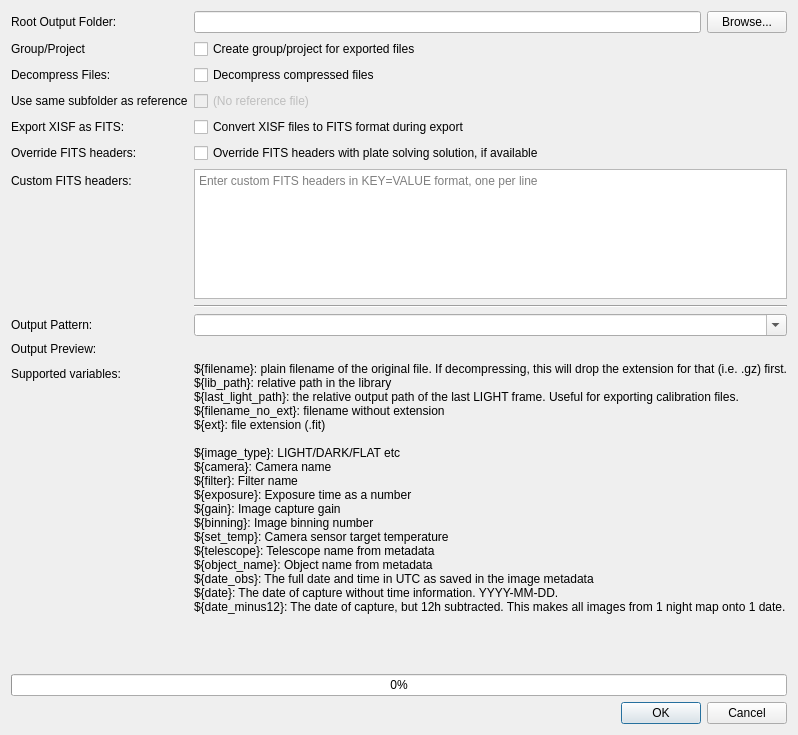
First picture: the form in photonfinder/ui/ExportDialog.ui, repository bcolyn/PhotonFinder, before the edit.
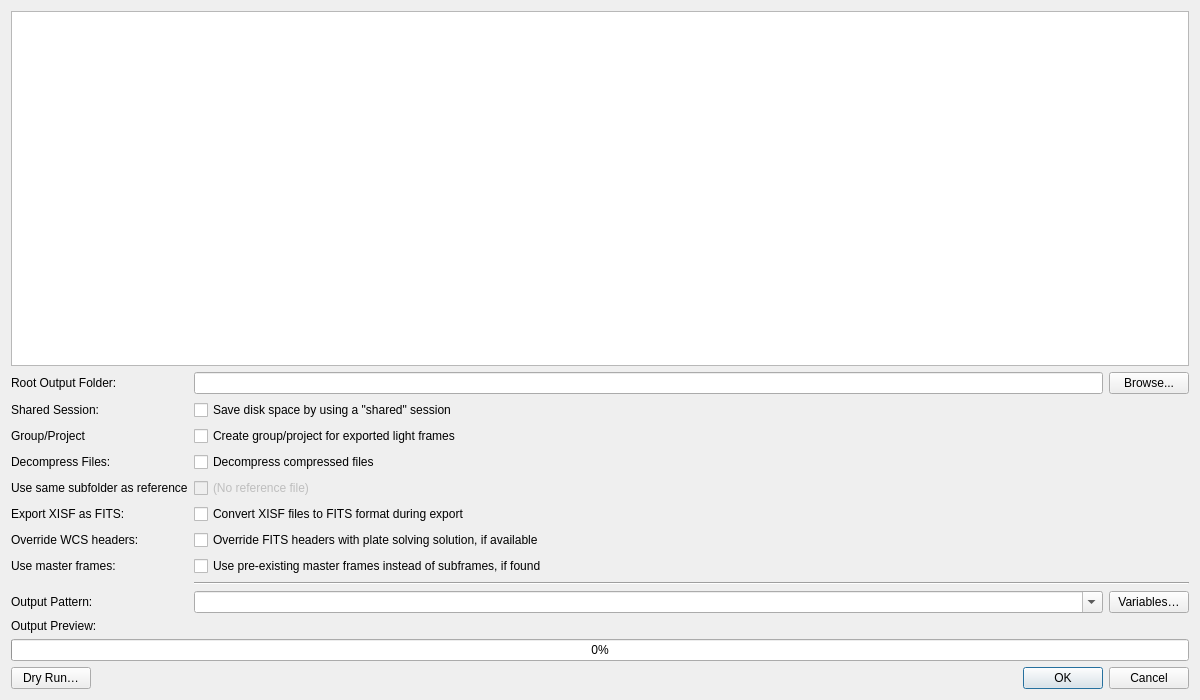
Second picture: the form after the edit.

Commit message: Redesign of export functionality, automatically search for suitable calibration frames

What changed in the file:
```diff
--- a/photonfinder/ui/ExportDialog.ui
+++ b/photonfinder/ui/ExportDialog.ui
@@ -6,14 +6,27 @@
    <rect>
     <x>0</x>
     <y>0</y>
-    <width>788</width>
-    <height>735</height>
+    <width>1200</width>
+    <height>700</height>
    </rect>
   </property>
   <property name="windowTitle">
    <string>Export Images</string>
   </property>
   <layout class="QVBoxLayout" name="verticalLayout">
+   <item>
+    <widget class="QTableWidget" name="calibrationTable">
+     <property name="minimumSize">
+      <size>
+       <width>0</width>
+       <height>150</height>
+      </size>
+     </property>
+     <property name="alternatingRowColors">
+      <bool>true</bool>
+     </property>
+    </widget>
+   </item>
    <item>
     <layout class="QFormLayout" name="formLayout">
      <item row="0" column="0">
@@ -37,6 +50,34 @@
        </item>
       </layout>
      </item>
+     <item row="1" column="0">
+      <widget class="QLabel" name="label_shared">
+       <property name="text">
+        <string>Shared Session:</string>
+       </property>
+      </widget>
+     </item>
+     <item row="1" column="1">
+      <widget class="QCheckBox" name="sharedSessionCheckBox">
+       <property name="text">
+        <string>Save disk space by using a "shared" session</string>
+       </property>
+      </widget>
+     </item>
+     <item row="2" column="0">
+      <widget class="QLabel" name="label_11">
+       <property name="text">
+        <string>Group/Project</string>
+       </property>
+      </widget>
+     </item>
+     <item row="2" column="1">
+      <widget class="QCheckBox" name="createGroupCheckBox">
+       <property name="text">
+        <string>Create group/project for exported light frames</string>
+       </property>
+      </widget>
+     </item>
      <item row="3" column="0">
       <widget class="QLabel" name="label_2">
        <property name="text">
@@ -85,7 +126,7 @@
      <item row="6" column="0">
       <widget class="QLabel" name="label_9">
        <property name="text">
-        <string>Override FITS headers:</string>
+        <string>Override WCS headers:</string>
        </property>
       </widget>
      </item>
@@ -99,14 +140,21 @@
      <item row="7" column="0">
       <widget class="QLabel" name="label_10">
        <property name="text">
-        <string>Custom FITS headers:</string>
+        <string>Use master frames:</string>
        </property>
       </widget>
      </item>
      <item row="7" column="1">
-      <widget class="QPlainTextEdit" name="customHeadersTextEdit">
-       <property name="placeholderText">
-        <string>Enter custom FITS headers in KEY=VALUE format, one per line</string>
+      <widget class="QCheckBox" name="useMasterCheckBox">
+       <property name="text">
+        <string>Use pre-existing master frames instead of subframes, if found</string>
+       </property>
+      </widget>
+     </item>
+     <item row="8" column="1">
+      <widget class="Line" name="line">
+       <property name="orientation">
+        <enum>Qt::Orientation::Horizontal</enum>
        </property>
       </widget>
      </item>
@@ -118,54 +166,28 @@
       </widget>
      </item>
      <item row="9" column="1">
-      <widget class="QComboBox" name="patternComboBox">
-       <property name="editable">
-        <bool>true</bool>
-       </property>
-      </widget>
-     </item>
-     <item row="13" column="1">
-      <widget class="QLabel" name="label_5">
-       <property name="text">
-        <string>${filename}: plain filename of the original file. If decompressing, this will drop the extension for that (i.e. .gz) first.
-${lib_path}: relative path in the library
-${last_light_path}: the relative output path of the last LIGHT frame. Useful for exporting calibration files.
-${filename_no_ext}: filename without extension
-${ext}: file extension (.fit)
-
-${image_type}: LIGHT/DARK/FLAT etc
-${camera}: Camera name
-${filter}: Filter name
-${exposure}: Exposure time as a number
-${gain}: Image capture gain
-${binning}: Image binning number
-${set_temp}: Camera sensor target temperature
-${telescope}: Telescope name from metadata
-${object_name}: Object name from metadata
-${date_obs}: The full date and time in UTC as saved in the image metadata
-${date}: The date of capture without time information. YYYY-MM-DD.
-${date_minus12}: The date of capture, but 12h subtracted. This makes all images from 1 night map onto 1 date.
-
-</string>
-       </property>
-       <property name="textInteractionFlags">
-        <set>Qt::TextInteractionFlag::TextSelectableByMouse</set>
-       </property>
-      </widget>
-     </item>
-     <item row="13" column="0">
-      <widget class="QLabel" name="label_6">
-       <property name="text">
-        <string>Supported variables:</string>
-       </property>
-      </widget>
-     </item>
-     <item row="10" column="1">
-      <widget class="QLabel" name="outputPreview">
-       <property name="text">
-        <string/>
-       </property>
-      </widget>
+      <layout class="QHBoxLayout" name="patternLayout">
+       <item>
+        <widget class="QComboBox" name="patternComboBox">
+         <property name="sizePolicy">
+          <sizepolicy hsizetype="Expanding" vsizetype="Fixed">
+           <horstretch>1</horstretch>
+           <verstretch>0</verstretch>
+          </sizepolicy>
+         </property>
+         <property name="editable">
+          <bool>true</bool>
+         </property>
+        </widget>
+       </item>
+       <item>
+        <widget class="QPushButton" name="variablesButton">
+         <property name="text">
+          <string>Variables…</string>
+         </property>
+        </widget>
+       </item>
+      </layout>
      </item>
      <item row="10" column="0">
       <widget class="QLabel" name="label_4">
@@ -174,74 +196,15 @@
        </property>
       </widget>
      </item>
-     <item row="8" column="1">
-      <widget class="Line" name="line">
-       <property name="orientation">
-        <enum>Qt::Orientation::Horizontal</enum>
-       </property>
-      </widget>
-     </item>
-     <item row="14" column="1">
-      <spacer name="verticalSpacer_3">
-       <property name="orientation">
-        <enum>Qt::Orientation::Vertical</enum>
-       </property>
-       <property name="sizeType">
-        <enum>QSizePolicy::Policy::Fixed</enum>
-       </property>
-       <property name="sizeHint" stdset="0">
-        <size>
-         <width>20</width>
-         <height>20</height>
-        </size>
-       </property>
-      </spacer>
-     </item>
-     <item row="14" column="0">
-      <spacer name="verticalSpacer_2">
-       <property name="orientation">
-        <enum>Qt::Orientation::Vertical</enum>
-       </property>
-       <property name="sizeType">
-        <enum>QSizePolicy::Policy::Fixed</enum>
-       </property>
-       <property name="sizeHint" stdset="0">
-        <size>
-         <width>20</width>
-         <height>20</height>
-        </size>
-       </property>
-      </spacer>
-     </item>
-     <item row="2" column="0">
-      <widget class="QLabel" name="label_11">
+     <item row="10" column="1">
+      <widget class="QLabel" name="outputPreview">
        <property name="text">
-        <string>Group/Project</string>
-       </property>
-      </widget>
-     </item>
-     <item row="2" column="1">
-      <widget class="QCheckBox" name="createGroupCheckBox">
-       <property name="text">
-        <string>Create group/project for exported files</string>
+        <string/>
        </property>
       </widget>
      </item>
     </layout>
    </item>
-   <item>
-    <spacer name="verticalSpacer">
-     <property name="orientation">
-      <enum>Qt::Orientation::Vertical</enum>
-     </property>
-     <property name="sizeHint" stdset="0">
-      <size>
-       <width>20</width>
-       <height>40</height>
-      </size>
-     </property>
-    </spacer>
-   </item>
    <item>
     <widget class="QProgressBar" name="progressBar">
      <property name="value">
@@ -250,14 +213,38 @@
     </widget>
    </item>
    <item>
-    <widget class="QDialogButtonBox" name="buttonBox">
-     <property name="orientation">
-      <enum>Qt::Orientation::Horizontal</enum>
-     </property>
-     <property name="standardButtons">
-      <set>QDialogButtonBox::StandardButton::Cancel|QDialogButtonBox::StandardButton::Ok</set>
-     </property>
-    </widget>
+    <layout class="QHBoxLayout" name="bottomButtonLayout">
+     <item>
+      <widget class="QPushButton" name="dryRunButton">
+       <property name="text">
+        <string>Dry Run…</string>
+       </property>
+      </widget>
+     </item>
+     <item>
+      <spacer name="horizontalSpacer">
+       <property name="orientation">
+        <enum>Qt::Orientation::Horizontal</enum>
+       </property>
+       <property name="sizeHint" stdset="0">
+        <size>
+         <width>40</width>
+         <height>20</height>
+        </size>
+       </property>
+      </spacer>
+     </item>
+     <item>
+      <widget class="QDialogButtonBox" name="buttonBox">
+       <property name="orientation">
+        <enum>Qt::Orientation::Horizontal</enum>
+       </property>
+       <property name="standardButtons">
+        <set>QDialogButtonBox::StandardButton::Cancel|QDialogButtonBox::StandardButton::Ok</set>
+       </property>
+      </widget>
+     </item>
+    </layout>
    </item>
   </layout>
  </widget>
```
The commit also changes 12 other files.
